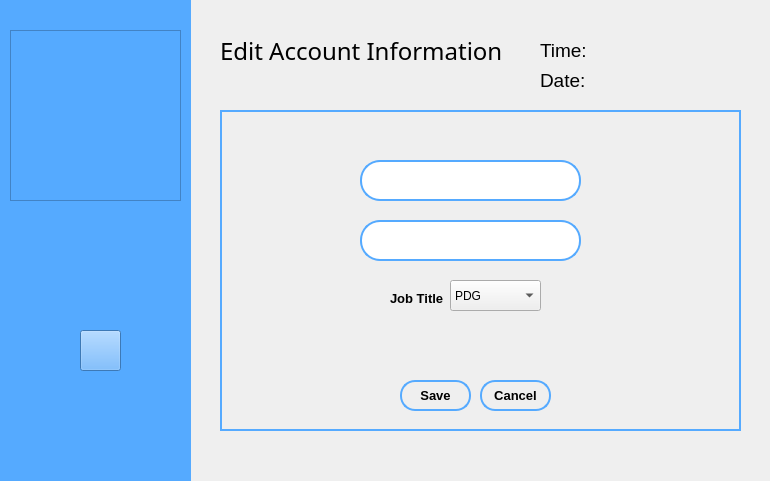
Before: the Qt Designer form gestionDesEmployees/login.ui in KhairiSlimani/SmartFactory, drawn with Qt 5.
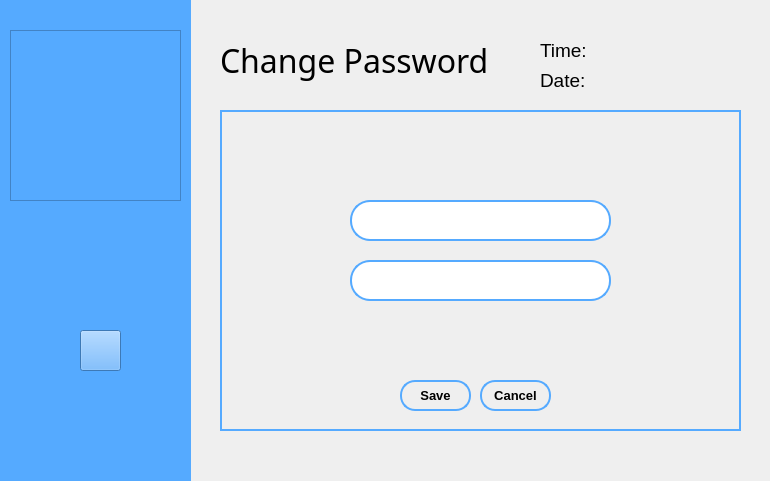
After: the same form once the commit is applied. The open tabs and pages were chosen to show the change. Icons and pictures are not drawn.

Patch:
```diff
--- a/gestionDesEmployees/login.ui
+++ b/gestionDesEmployees/login.ui
@@ -1012,7 +1012,7 @@
       <property name="geometry">
        <rect>
         <x>220</x>
-        <y>20</y>
+        <y>30</y>
         <width>311</width>
         <height>61</height>
        </rect>
@@ -1020,11 +1020,11 @@
       <property name="font">
        <font>
         <family>Arial Rounded MT Bold</family>
-        <pointsize>18</pointsize>
+        <pointsize>24</pointsize>
        </font>
       </property>
       <property name="text">
-       <string>Edit Account Information</string>
+       <string>Change Password</string>
       </property>
      </widget>
      <widget class="QLabel" name="date_2">
@@ -1120,33 +1120,12 @@
         <string>Save</string>
        </property>
       </widget>
-      <widget class="QLabel" name="label_15">
+      <widget class="QLineEdit" name="newPasswordLineEdit">
        <property name="geometry">
         <rect>
-         <x>170</x>
-         <y>180</y>
-         <width>61</width>
-         <height>16</height>
-        </rect>
-       </property>
-       <property name="font">
-        <font>
-         <family>Arial</family>
-         <pointsize>10</pointsize>
-         <weight>75</weight>
-         <bold>true</bold>
-        </font>
-       </property>
-       <property name="text">
-        <string>Job Title</string>
-       </property>
-      </widget>
-      <widget class="QLineEdit" name="passwordLineEdit_3">
-       <property name="geometry">
-        <rect>
-         <x>140</x>
-         <y>110</y>
-         <width>221</width>
+         <x>130</x>
+         <y>90</y>
+         <width>261</width>
          <height>41</height>
         </rect>
        </property>
@@ -1156,39 +1135,19 @@
         </font>
        </property>
        <property name="styleSheet">
-        <string notr="true">#passwordLineEdit_3
+        <string notr="true">#newPasswordLineEdit
 {
 		border-radius:20px;
 		border:2px solid rgb(85, 170, 255);
 }</string>
        </property>
       </widget>
-      <widget class="QComboBox" name="jobTitleBox_2">
+      <widget class="QLineEdit" name="confirmPasswordLineEdit">
        <property name="geometry">
         <rect>
-         <x>230</x>
-         <y>170</y>
-         <width>91</width>
-         <height>31</height>
-        </rect>
-       </property>
-       <item>
-        <property name="text">
-         <string>PDG</string>
-        </property>
-       </item>
-       <item>
-        <property name="text">
-         <string>RH</string>
-        </property>
-       </item>
-      </widget>
-      <widget class="QLineEdit" name="idLineEdit_3">
-       <property name="geometry">
-        <rect>
-         <x>140</x>
-         <y>50</y>
-         <width>221</width>
+         <x>130</x>
+         <y>150</y>
+         <width>261</width>
          <height>41</height>
         </rect>
        </property>
@@ -1198,7 +1157,7 @@
         </font>
        </property>
        <property name="styleSheet">
-        <string notr="true">#idLineEdit_3
+        <string notr="true">#confirmPasswordLineEdit
 {
 		border-radius:20px;
 		border:2px solid rgb(85, 170, 255);
```
Left out of the diff: 31 changed lines with no effect on the pictures.
